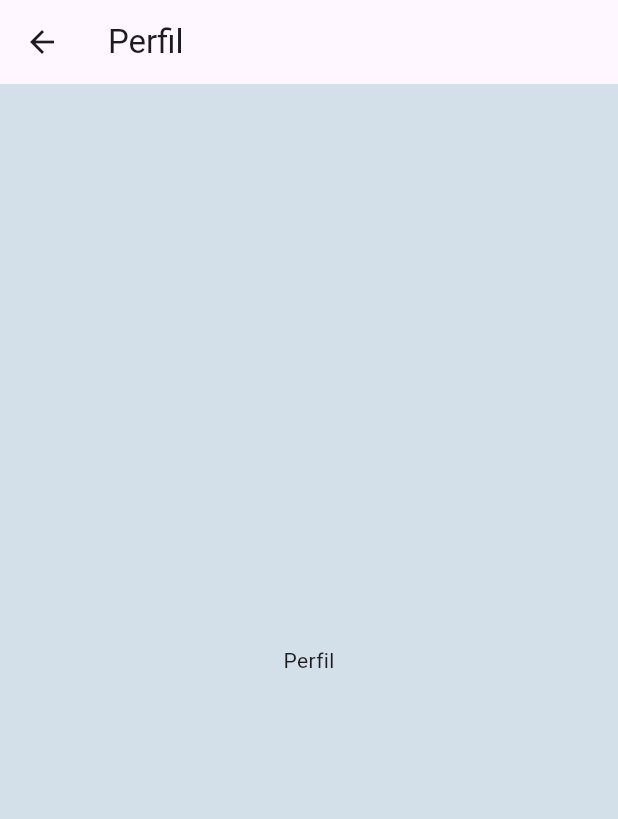
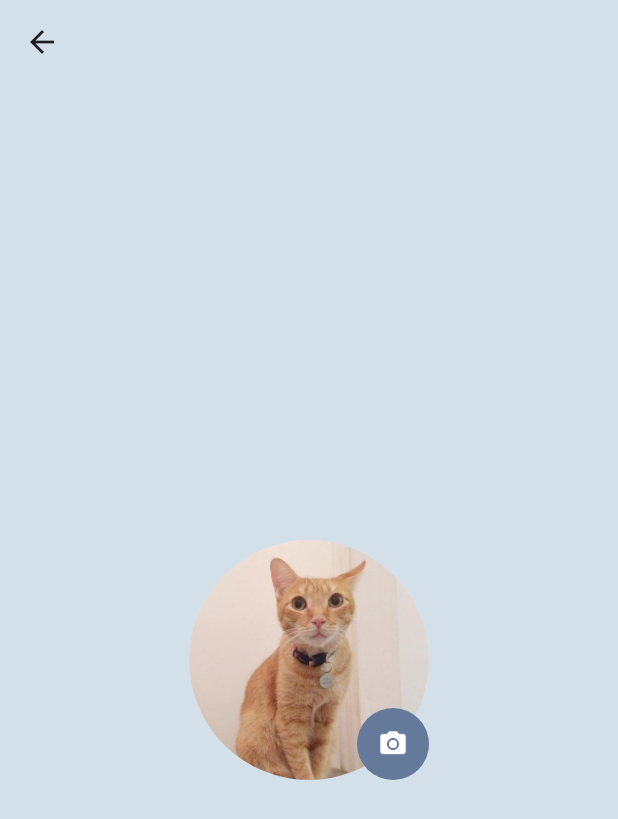
Before and after one commit to AmeMeida/tcc-da-lua, a Flutter app: the Config screen opened by its route, after a tap on "Editar", on a phone screen of 412 x 824 dp. Shown: the top 819 px of the screen. Run offline on Flutter 3.47's test engine with Material 3 defaults, Android fonts, the light colour scheme and no system bars; our stand-ins replace flutter_map, latlong2, toggle_switch.

Commit message:
comecei perfil

```diff
--- a/tccmobile/lib/config/config.dart
+++ b/tccmobile/lib/config/config.dart
@@ -104,7 +104,7 @@ class _ConfigState extends State<Config> {
                   children: [
                     Expanded(
                       child: CircleAvatar(
-                        backgroundImage: NetworkImage("https://encrypted-tbn0.gstatic.com/images?q=tbn:ANd9GcRl8Ea9cyIi_U8y7mgzqX1SitKtppQOzlciXA&usqp=CAU"),
+                        backgroundImage: AssetImage("assets/foto-perfil.jpg"),
                         radius: 80,
                       ),
                     ),
--- a/tccmobile/lib/perfil/perfil.dart
+++ b/tccmobile/lib/perfil/perfil.dart
@@ -13,12 +13,42 @@ class _PerfilState extends State<Perfil> {
   Widget build(BuildContext context) {
     return Scaffold(
       appBar: AppBar(
-        title: Text("Perfil"),
+        title: Text(""),
+        backgroundColor: Cores.azulFundo,
       ),
       backgroundColor: Cores.azulFundo,
       body: Center(
-        child: Text("Perfil")
-      ),
+        child: SingleChildScrollView(
+          child: Column(
+            children: [
+              Stack(
+                children: [
+                  CircleAvatar(
+                    backgroundImage: AssetImage("assets/foto-perfil.jpg"),
+                    radius: 80,
+                  ),
+                  Positioned(
+                    bottom: 0,
+                    right: 0,
+                    child: Container(
+                      decoration: BoxDecoration(
+                        color: Cores.azulLogo,
+                        shape: BoxShape.circle
+                      ),
+                      child: IconButton(
+                        icon: Icon(Icons.photo_camera),
+                        color: Cores.branco,
+                        iconSize: 20,
+                        onPressed: (){},
+                      ),
+                    )
+                  )
+                ],
+              ),
+            ],
+          ),
+        ),
+      )
     );
   }
 }
--- a/tccmobile/pubspec.yaml
+++ b/tccmobile/pubspec.yaml
@@ -34,6 +34,7 @@ flutter:
       - assets/logo-AC.png
       - assets/logo-menor.png
       - assets/carteira.png
+      - assets/foto-perfil.jpg
   uses-material-design: true
 
   fonts:
```
Also changed, not shown: tccmobile/assets/foto-perfil.jpg (added).
